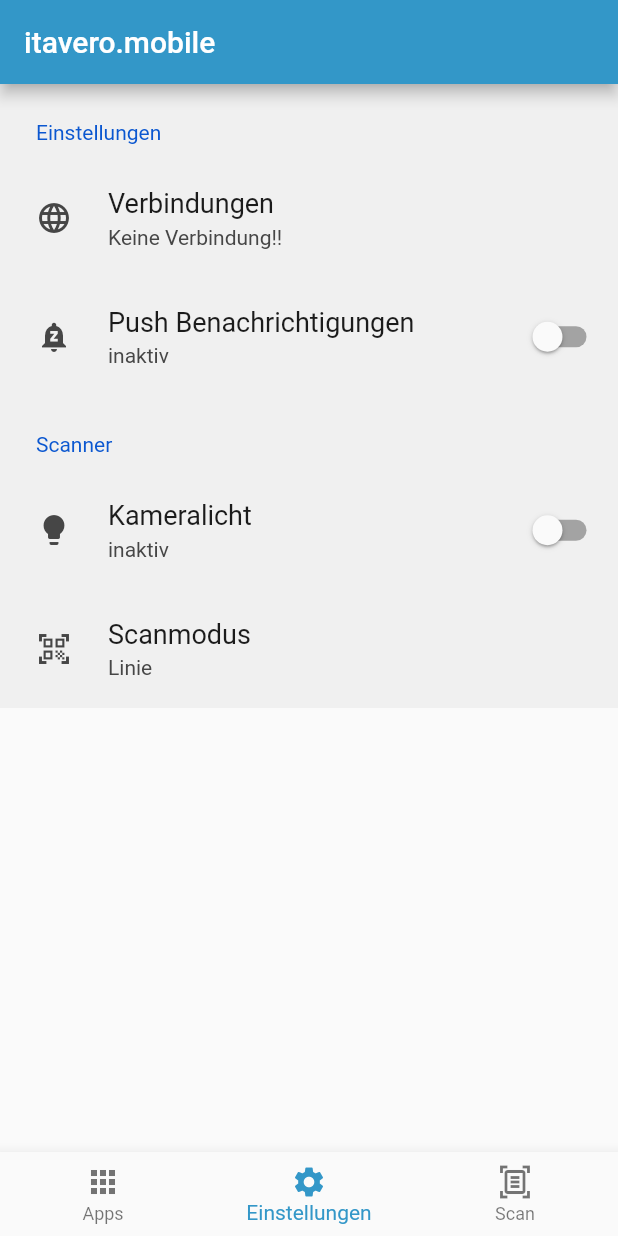
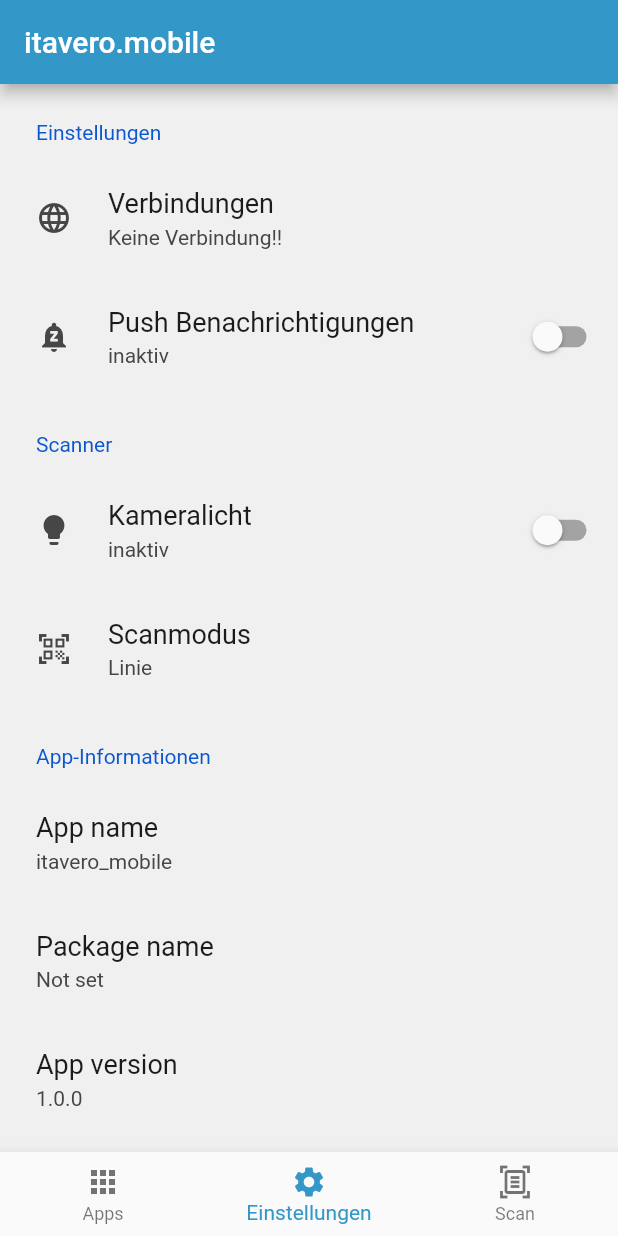
Before and after one commit to itavero-em/mobile_flutter, a Flutter app: the screen it shows after launch, on a phone screen of 412 x 824 dp. Run offline on Flutter 3.47's test engine with Material 2 defaults, Android fonts, the phone set to English and light mode, and no system bars; drawn by our look-alikes of settings_ui; our stand-ins replace flutter_local_notifications, flutter_platform_widgets, flutter_slidable, package_info_plus, permission_handler, shared_preferences and 1 more; missing offline and left inert: scandit_flutter_datacapture_barcode, scandit_flutter_datacapture_core.

Commit message:
App-Versionen anzeigen

```diff
--- a/lib/api/notification_api.dart
+++ b/lib/api/notification_api.dart
@@ -10,7 +10,7 @@
         'channel_name',
         importance: Importance.max,
       ),
-      iOS: IOSNotificationDetails(),
+     // iOS: IOSNotificationDetails(),
     );
   }
 
--- a/lib/main.dart
+++ b/lib/main.dart
@@ -14,8 +14,6 @@
 import 'package:provider/provider.dart';
 import 'package:scandit_flutter_datacapture_barcode/scandit_flutter_datacapture_barcode.dart';
 import 'package:flutter/cupertino.dart';
-
-
 
 void main() async {
   WidgetsFlutterBinding.ensureInitialized();
@@ -56,7 +54,8 @@
 
 class _MobileAppState extends State<MobileApp> {
   int _selectedIndex = 1;
- // final PreferenceService _preferenceService = PreferenceService();
+
+  // final PreferenceService _preferenceService = PreferenceService();
 
   @override
   initState() {
@@ -67,13 +66,9 @@
     Center(
       child: WebViewStacked(),
     ),
-    Center(
-      child: Column(
-        mainAxisAlignment: MainAxisAlignment.start,
-        children: const [
-          SettingsScreen(),
-        ],
-      ),
+    Container(
+      child: SettingsScreen(),
+      alignment: Alignment.topCenter,
     ),
     PlatformApp(
       cupertino: (_, __) => CupertinoAppData(
@@ -108,9 +103,7 @@
            */
           // backgroundColor: const Color(0x007bb9),
           backgroundColor: ItaveroMobile._itacolor),
-      body: Center(
-        child: _pages.elementAt(_selectedIndex),
-      ),
+      body: _pages.elementAt(_selectedIndex),
       bottomNavigationBar: BottomNavigationBar(
         items: <BottomNavigationBarItem>[
           BottomNavigationBarItem(
--- a/lib/screens/settings/settings_screen.dart
+++ b/lib/screens/settings/settings_screen.dart
@@ -6,6 +6,7 @@
 import '../../provider/settings_provider.dart';
 import '../connections/connection_list_screen.dart';
 import 'package:flutter/cupertino.dart';
+import 'package:package_info_plus/package_info_plus.dart';
 
 class SettingsScreen extends StatefulWidget {
   const SettingsScreen({Key? key}) : super(key: key);
@@ -15,15 +16,46 @@
 }
 
 class _SettingsScreenState extends State<SettingsScreen> {
-  get settingsProvider => Provider.of<SettingsProvider>(context,listen: false);
+  get settingsProvider => Provider.of<SettingsProvider>(context, listen: false);
 
+  PackageInfo _packageInfo = PackageInfo(
+    appName: 'Unknown',
+    packageName: 'Unknown',
+    version: 'Unknown',
+    buildNumber: 'Unknown',
+    buildSignature: 'Unknown',
+  );
 
+  @override
+  void initState() {
+    super.initState();
+    _initPackageInfo();
+  }
+
+  Future<void> _initPackageInfo() async {
+    final info = await PackageInfo.fromPlatform();
+    setState(() {
+      _packageInfo = info;
+    });
+  }
+
+  SettingsTile _infoTileWithIcon(
+      String title, String subtitle, IconData? icon) {
+    return SettingsTile.navigation(
+      leading: icon == null ? null : Icon(icon),
+      title: Text(title),
+      value: Text(subtitle.isEmpty ? 'Not set' : subtitle),
+    );
+  }
+
+  SettingsTile _infoTileStandard(String title, String subtitle) {
+    return _infoTileWithIcon(title, subtitle, null);
+  }
 
   @override
   Widget build(BuildContext context) {
-
     return SettingsList(
-      shrinkWrap: true,
+      shrinkWrap: false,
       platform: DevicePlatform.device,
       sections: [
         SettingsSection(
@@ -37,8 +69,6 @@
                   .aktiveVerbindung
                   .name),
               onPressed: (ctx) {
-
-
                 Navigator.push(
                   context,
                   MaterialPageRoute(
@@ -53,18 +83,24 @@
                 setState(() {
                   settingsProvider.enablePushMessages(value);
                 });
-
               },
-              initialValue: Provider.of<SettingsProvider>(context).settingsModel.pushMessageEnabled,
-              leading: Provider.of<SettingsProvider>(context).settingsModel.pushMessageEnabled ? Icon(Icons.notifications_active) : Icon(Icons.notifications_paused),
+              initialValue: Provider.of<SettingsProvider>(context)
+                  .settingsModel
+                  .pushMessageEnabled,
+              leading: Provider.of<SettingsProvider>(context)
+                      .settingsModel
+                      .pushMessageEnabled
+                  ? Icon(Icons.notifications_active)
+                  : Icon(Icons.notifications_paused),
               title: Text('Push Benachrichtigungen'),
-              description: Provider.of<SettingsProvider>(context).settingsModel.pushMessageEnabled ? Text('werden an die App übermittelt'): Text('inaktiv'),
-
+              description: Provider.of<SettingsProvider>(context)
+                      .settingsModel
+                      .pushMessageEnabled
+                  ? Text('werden an die App übermittelt')
+                  : Text('inaktiv'),
             ),
-
           ],
         ),
-
         SettingsSection(
           title: const Text('Scanner'),
           tiles: <SettingsTile>[
@@ -75,34 +111,50 @@
                 setState(() {
                   settingsProvider.setCameraLight(value);
                 });
-
               },
-              initialValue: Provider.of<SettingsProvider>(context).settingsModel.cameraLight,
+              initialValue: Provider.of<SettingsProvider>(context)
+                  .settingsModel
+                  .cameraLight,
               leading: Icon(Icons.lightbulb),
               title: Text('Kameralicht'),
-              description: Provider.of<SettingsProvider>(context).settingsModel.cameraLight ? Text('beim Scannen eingeschaltet'): Text('inaktiv'),
+              description: Provider.of<SettingsProvider>(context)
+                      .settingsModel
+                      .cameraLight
+                  ? Text('beim Scannen eingeschaltet')
+                  : Text('inaktiv'),
             ),
-
             SettingsTile.navigation(
               onPressed: (ctx) {
                 _showActionSheet(context);
-
               },
               leading: const Icon(Icons.qr_code_scanner),
               title: const Text('Scanmodus'),
-              value: Text(
-                  Provider.of<SettingsProvider>(context).settingsModel.scanViewFinderMode.jsonValue),
+              value: Text(Provider.of<SettingsProvider>(context)
+                  .settingsModel
+                  .scanViewFinderMode
+                  .jsonValue),
             ),
           ],
         ),
-
+        SettingsSection(
+          title: const Text('App-Informationen'),
+          tiles: <SettingsTile>[
+            _infoTileStandard('App name', _packageInfo.appName),
+            _infoTileStandard('Package name', _packageInfo.packageName),
+            _infoTileStandard('App version', _packageInfo.version),
+            _infoTileStandard('Build number', _packageInfo.buildNumber),
+            _infoTileStandard('Build signature', _packageInfo.buildSignature),
+          ],
+        ),
       ],
     );
   }
+
   // This shows a CupertinoModalPopup which hosts a CupertinoActionSheet.
   void _showActionSheet(BuildContext context) {
     // final settingsProvider = Provider.of<SettingsProvider>(context);
-    String possibleValues = ScanViewFinderMode.values.map((e) => e.jsonValue).join(", ").toString();
+    String possibleValues =
+        ScanViewFinderMode.values.map((e) => e.jsonValue).join(", ").toString();
     showCupertinoModalPopup<void>(
       context: context,
       builder: (BuildContext context) => CupertinoActionSheet(
@@ -112,7 +164,10 @@
           CupertinoActionSheetAction(
             /// This parameter indicates the action would be a default
             /// defualt behavior, turns the action's text to bold text.
-            isDefaultAction: Provider.of<SettingsProvider>(context).settingsModel.scanViewFinderMode == ScanViewFinderMode.line,
+            isDefaultAction: Provider.of<SettingsProvider>(context)
+                    .settingsModel
+                    .scanViewFinderMode ==
+                ScanViewFinderMode.line,
             onPressed: () {
               settingsProvider.setScanViewMode(ScanViewFinderMode.line);
               Navigator.pop(context);
@@ -120,28 +175,29 @@
             child: Text(ScanViewFinderMode.line.jsonValue),
           ),
           CupertinoActionSheetAction(
-            isDefaultAction: Provider.of<SettingsProvider>(context).settingsModel.scanViewFinderMode == ScanViewFinderMode.rectangle,
+            isDefaultAction: Provider.of<SettingsProvider>(context)
+                    .settingsModel
+                    .scanViewFinderMode ==
+                ScanViewFinderMode.rectangle,
             onPressed: () {
               settingsProvider.setScanViewMode(ScanViewFinderMode.rectangle);
               Navigator.pop(context);
-
-
             },
             child: Text(ScanViewFinderMode.rectangle.jsonValue),
           ),
           CupertinoActionSheetAction(
-            isDefaultAction: Provider.of<SettingsProvider>(context).settingsModel.scanViewFinderMode == ScanViewFinderMode.aimer,
+            isDefaultAction: Provider.of<SettingsProvider>(context)
+                    .settingsModel
+                    .scanViewFinderMode ==
+                ScanViewFinderMode.aimer,
             onPressed: () {
               settingsProvider.setScanViewMode(ScanViewFinderMode.aimer);
               Navigator.pop(context);
-
             },
             child: Text(ScanViewFinderMode.aimer.jsonValue),
           ),
-
         ],
       ),
     );
   }
-
 }
--- a/pubspec.yaml
+++ b/pubspec.yaml
@@ -46,6 +46,7 @@
   settings_ui: ^2.0.2
   device_preview: ^1.1.0
   flutter_local_notifications: ^11.0.1
+  package_info_plus: ^1.0.6
 
 dev_dependencies:
   flutter_test:
```
